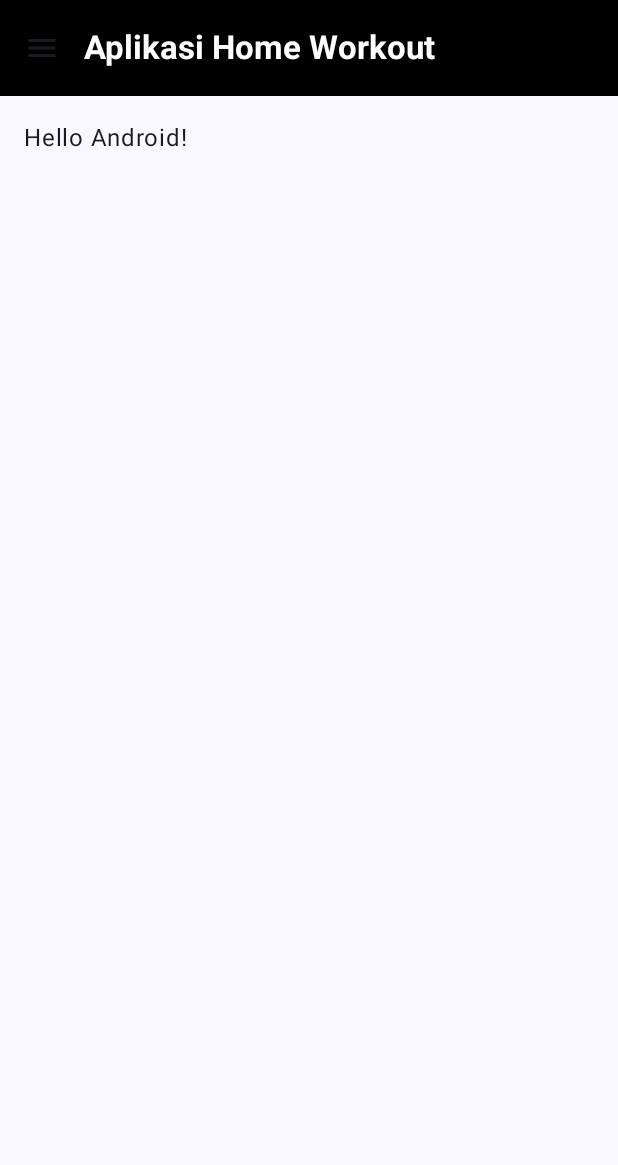
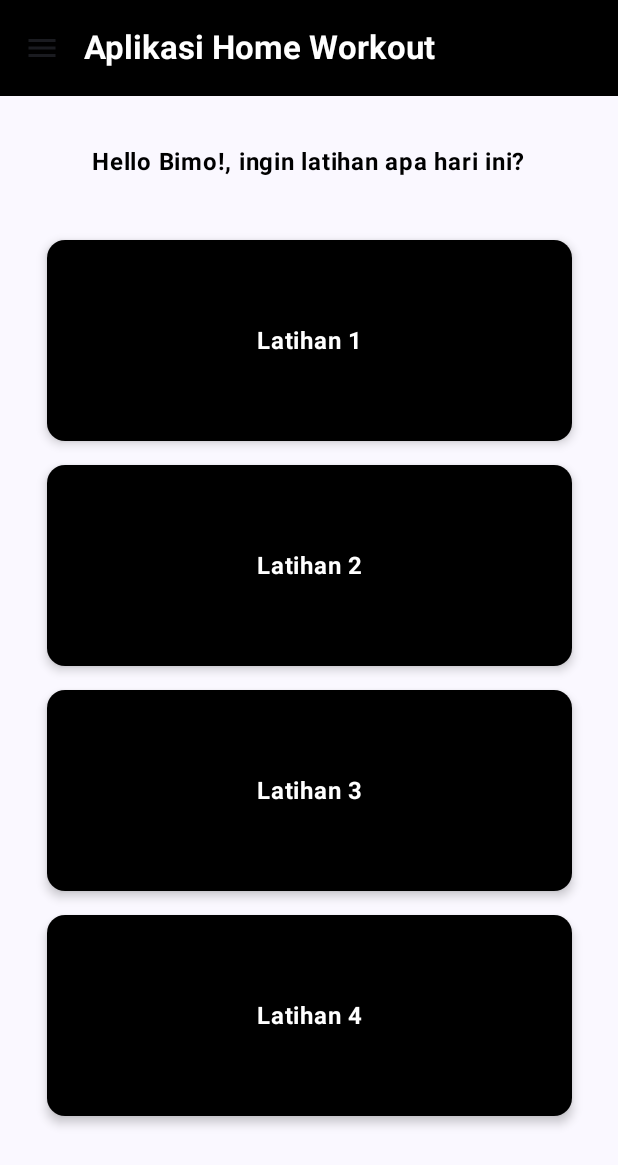
Before and after one commit to BimoChesta/Miniproject-1, an Android app built with Jetpack Compose: the screen it shows after launch (MainActivity), on a phone screen of 412 x 824 dp. Shown: the top 1165 px of the screen. Run offline under Robolectric (Android 15) with nearby library versions, the phone set to English and light mode, and no system bars.

Commit message:
1.2 Menambahkan sebuah bar untuk latihan latihannya

```diff
--- a/app/src/main/java/com/bimo0064/assesment1_miniproject/MainActivity.kt
+++ b/app/src/main/java/com/bimo0064/assesment1_miniproject/MainActivity.kt
@@ -6,12 +6,15 @@ import androidx.activity.compose.setContent
 import androidx.activity.enableEdgeToEdge
 import androidx.compose.foundation.clickable
 import androidx.compose.foundation.layout.*
+import androidx.compose.foundation.background
 import androidx.compose.material.icons.Icons
 import androidx.compose.material.icons.filled.Info
 import androidx.compose.material.icons.filled.Menu
 import androidx.compose.material3.*
 import androidx.compose.runtime.*
+import androidx.compose.ui.Alignment
 import androidx.compose.ui.Modifier
+import androidx.compose.ui.draw.shadow
 import androidx.compose.ui.graphics.Color
 import androidx.compose.ui.text.font.FontWeight
 import androidx.compose.ui.tooling.preview.Preview
@@ -41,11 +44,21 @@ fun MyApp() {
             AppBarWithMenu(onAboutClick = { showAbout = true })
         }
     ) { innerPadding ->
-        Column(modifier = Modifier.padding(innerPadding)) {
+        Column(
+            modifier = Modifier
+                .padding(innerPadding)
+                .fillMaxSize()
+                .padding(16.dp),
+            horizontalAlignment = Alignment.CenterHorizontally
+        ) {
             if (showAbout) {
                 AboutScreen(onClose = { showAbout = false })
             } else {
-                Greeting(name = "Android")
+                Greeting(name = "Bimo")
+                Spacer(modifier = Modifier.height(16.dp))
+                for (i in 1..4) {
+                    BarItem(index = i)
+                }
             }
         }
     }
@@ -98,9 +111,11 @@ fun AppBarWithMenu(onAboutClick: () -> Unit) {
 
 @Composable
 fun AboutScreen(onClose: () -> Unit) {
-    Column(modifier = Modifier
-        .fillMaxSize()
-        .padding(16.dp)) {
+    Column(
+        modifier = Modifier
+            .fillMaxSize()
+            .padding(16.dp)
+    ) {
         Text(text = "Tentang Aplikasi", fontWeight = FontWeight.Bold)
         Spacer(modifier = Modifier.height(8.dp))
         Text(text = "Aplikasi ini dirancang Oleh\nBimo Chesta Adabi\n607062300064\nUntuk membantu pengguna melakukan fitness dari rumah.")
@@ -116,15 +131,36 @@ fun AboutScreen(onClose: () -> Unit) {
 @Composable
 fun Greeting(name: String, modifier: Modifier = Modifier) {
     Text(
-        text = "Hello $name!",
-        modifier = modifier.padding(16.dp)
+        text = "Hello $name!, ingin latihan apa hari ini?",
+        modifier = modifier.padding(16.dp),
+        color = Color.Black,
+        fontWeight = FontWeight.Bold
     )
+}
+
+@Composable
+fun BarItem(index: Int) {
+    Box(
+        modifier = Modifier
+            .width(350.dp)
+            .height(150.dp)
+            .padding(vertical = 8.dp)
+            .background(Color.Black, shape = MaterialTheme.shapes.medium)
+            .shadow(4.dp, shape = MaterialTheme.shapes.medium),
+        contentAlignment = Alignment.Center
+    ) {
+        Text(
+            text = "Latihan $index",
+            color = Color.White,
+            fontWeight = FontWeight.Bold
+        )
+    }
 }
 
 @Preview(showBackground = true)
 @Composable
 fun GreetingPreview() {
     Assesment1_miniprojectTheme {
-        Greeting("Android")
+        Greeting("Bimo")
     }
 }
```
